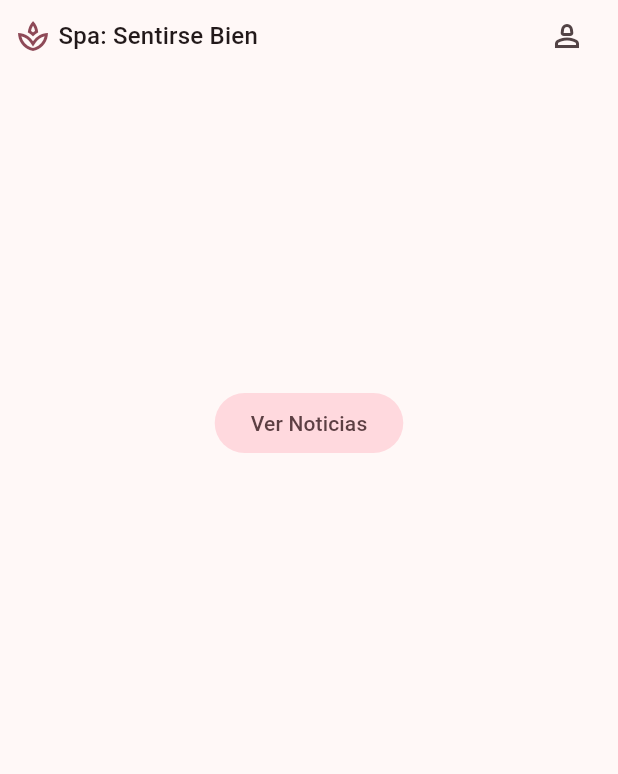
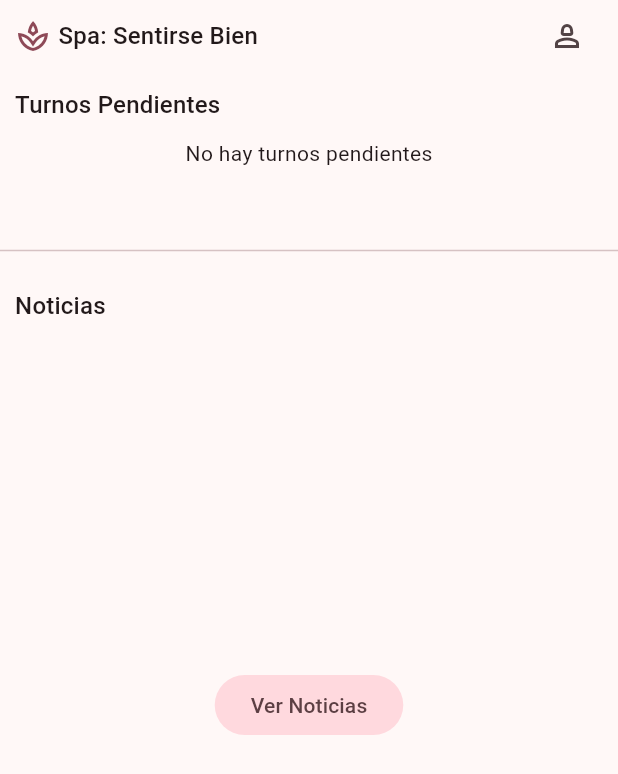
Before and after one commit to Valen-Rossi/spa_app, a Flutter app: the screen it shows after launch, on a phone screen of 412 x 824 dp. Shown: the top 774 px of the screen. Run offline on Flutter 3.47's test engine with Material 3 defaults, Android fonts, the phone set to English and light mode, and no system bars; drawn by our look-alikes of card_swiper; our stand-ins replace animate_do, cloud_firestore, firebase_core, flutter_riverpod, go_router; accounts and stored records are empty.

Commit message:
appointments agregado

```diff
--- a/lib/domain/entities/appointment.dart
+++ b/lib/domain/entities/appointment.dart
@@ -1,21 +1,25 @@
-
+import 'entities.dart';
 
 class Appointment {
-  final int id;
-  final int clientId;
-  final int staffId;
-  final int serviceId;
-  final DateTime appointmentDate;
-  final String status; // "pending", "confirmed", "cancelled"
-  final String? comments; // Comentarios adicionales opcionales
+  final String id;
+  final Client client;
+  final double totalCost;
+  final String status;
+  final DateTime date;
+  final DateTime paymentDate;
+  final String time;
+  final String paymentMethod;
+  final List<Service> services;
 
   Appointment({
     required this.id,
-    required this.clientId,
-    required this.staffId,
-    required this.serviceId,
-    required this.appointmentDate,
+    required this.client,
+    required this.totalCost,
     required this.status,
-    this.comments,
+    required this.date,
+    required this.paymentDate,
+    required this.time,
+    required this.paymentMethod,
+    required this.services,
   });
 }
--- a/lib/domain/entities/client.dart
+++ b/lib/domain/entities/client.dart
@@ -1,24 +1,26 @@
-import 'appointment.dart';
-
 
 class Client {
-  final int id;
+  final String id;
   final String name;
   final String email;
-  final String phone;
-  final String address;
-  final String profilePath;
-  final bool isLogged;
-  final List<Appointment> appointments;
+  bool isLogged;
 
   Client({
     required this.id,
     required this.name,
     required this.email,
-    required this.phone,
-    required this.address,
-    required this.profilePath,
-    required this.isLogged,
-    required this.appointments,
+    this.isLogged=false,
   });
+
+  factory Client.fromJson(Map<String, dynamic> json) => Client(
+    email: json['email'] ?? '',
+    name: json['nombreCompleto'] ?? '',
+    id: json['uid'] ?? '',
+  );
+
+  Map<String, dynamic> toJson() => {
+    'uid': id,
+    'email': email,
+    'nombreCompleto': name,
+  };
 }
--- a/lib/domain/entities/servicie.dart
+++ b/lib/domain/entities/servicie.dart
@@ -1,22 +1,31 @@
-import 'appointment.dart';
+import 'entities.dart';
 
 
 class Service {
-  final int id;
+  final bool isSelected;
   final String name;
-  final String description;
-  final int duration; // En minutos
   final double price;
-  final String category;
-  final List<Appointment> appointments;
+  final Professional professional;
 
   Service({
-    required this.id,
+    required this.isSelected,
     required this.name,
-    required this.description,
-    required this.duration,
     required this.price,
-    required this.category,
-    required this.appointments,
+    required this.professional,
   });
+
+  factory Service.fromJson(Map<String, dynamic> json) => Service(
+    isSelected: json['isSelected'] ?? false,
+    name: json['nombre'] ?? '',
+    price: double.parse(json['precio'].toString() ?? "0"),
+    professional: Professional.fromJson(json['profesional']),
+  );
+
+  Map<String, dynamic> toJson() => {
+    'isSelected': isSelected,
+    'nombre': name,
+    'precio': price,
+    'profesional': professional.toJson(),
+  };
+
 }
--- a/lib/infrastructure/datasources/news_firebase_datasource.dart
+++ b/lib/infrastructure/datasources/news_firebase_datasource.dart
@@ -1,8 +1,8 @@
 import 'package:cloud_firestore/cloud_firestore.dart';
 import 'package:spa_app/domain/datasources/news_datasource.dart';
 import 'package:spa_app/domain/entities/news.dart';
-import 'package:spa_app/infrastructure/models/firebase/news_firebase.dart';
-import 'package:spa_app/infrastructure/mappers/news_mapper.dart'; // Importa el mapper
+import 'package:spa_app/infrastructure/mappers/news_mapper.dart';
+import 'package:spa_app/infrastructure/models/firebase/news_firebase.dart'; // Importa el mapper
 
 class NewsFirebaseDatasource extends INewsDatasource {
   final FirebaseFirestore db = FirebaseFirestore.instance;
--- /dev/null
+++ b/lib/presentation/providers/appointments/appointments_providers.dart
@@ -0,0 +1,33 @@
+
+import 'package:flutter_riverpod/flutter_riverpod.dart';
+import 'package:spa_app/domain/entities/entities.dart';
+import 'package:spa_app/presentation/providers/appointments/appointments_repository_provider.dart';
+
+final clientAppointmentsProvider = StateNotifierProvider<AppointmentsNotifier, List<Appointment>>((ref) {
+
+  final getAppointments= ref.watch(appointmentsRepositoryProvider).getClientAppointments;
+
+  return AppointmentsNotifier(
+    getAppointments: getAppointments
+    );
+});
+
+typedef GetAppointmentsCallBack = Future<List<Appointment>> Function(String clientId);
+
+class AppointmentsNotifier extends StateNotifier<List<Appointment>>{
+
+  GetAppointmentsCallBack getAppointments;
+
+  AppointmentsNotifier({
+    required this.getAppointments,
+  }): super([]);
+
+  Future<void> loadAppointments() async{
+
+    // if (state[clientId] != null) return;
+
+    final List<Appointment> appointments = await getAppointments("8IA5p6gmdhVGeDVGmLj4I6IeNz33");
+
+    state = [...state, ...appointments];
+  }
+}
--- a/lib/presentation/screens/clients/home_screen.dart
+++ b/lib/presentation/screens/clients/home_screen.dart
@@ -1,10 +1,12 @@
+import 'package:flutter/gestures.dart';
 import 'package:flutter/material.dart';
 import 'package:flutter_riverpod/flutter_riverpod.dart';
+import 'package:spa_app/domain/entities/appointment.dart';
+import 'package:spa_app/presentation/providers/appointments/appointments_providers.dart';
 import 'package:spa_app/presentation/providers/news/news_providers.dart';
 import 'package:spa_app/presentation/widgets/widgets.dart';
 
 class HomeScreen extends StatelessWidget {
-
   static const name = 'home-screen';
 
   const HomeScreen({super.key});
@@ -12,9 +14,6 @@ class HomeScreen extends StatelessWidget {
   @override
   Widget build(BuildContext context) {
     return const Scaffold(
-      //  appBar: AppBar(
-      //      title: const Text('HomeTitle'),
-      //  ),
       body: _HomeView(),
     );
   }
@@ -28,31 +27,59 @@ class _HomeView extends ConsumerStatefulWidget {
 }
 
 class _HomeViewState extends ConsumerState<_HomeView> {
-
   @override
   void initState() {
     super.initState();
 
     ref.read(recentNewsProvider.notifier).loadNextPage();
+    ref.read(clientAppointmentsProvider.notifier).loadAppointments();
   }
 
   @override
   Widget build(BuildContext context) {
 
+    final textStyles = Theme.of(context).textTheme;
+
     final recentNews = ref.watch(recentNewsProvider);
+    final clientAppointments = ref.watch(clientAppointmentsProvider);
+    final List<Appointment> upComingAppointments= [];
+
+    clientAppointments.forEach((element) {
+      if (element.date.isBefore(DateTime.now())) {
+        upComingAppointments.add(element);
+      }
+    });
+
 
     return Column(
       children: [
+        const CustomAppbar(),
 
-        const CustomAppbar(),
+        Container(
+          width: double.infinity,
+          margin: const EdgeInsets.all(10),
+          child: Text("Turnos Pendientes",textAlign: TextAlign.start, style: textStyles.titleMedium,),
+        ),
+
+        AppointmentsListView(upComingAppointments: upComingAppointments),
+
+        const Divider(
+          height: 50,
+        ),
+
+        Container(
+          width: double.infinity,
+          margin: const EdgeInsets.only(left: 10, bottom: 20),
+          child: Text("Noticias",textAlign: TextAlign.start, style: textStyles.titleMedium,),
+        ),
+
 
         NewsSlideshow(recentNews: recentNews),
 
         FilledButton.tonal(
           onPressed: () {},
-          child: const Text("Ver Noticias")
-        )
-
+          child: const Text("Ver Noticias"),
+        ),
       ],
     );
   }
--- /dev/null
+++ b/lib/presentation/widgets/appointments/appointments_listview.dart
@@ -0,0 +1,37 @@
+import 'package:flutter/material.dart';
+import 'package:intl/intl.dart';
+import 'package:spa_app/domain/entities/appointment.dart';
+
+class AppointmentsListView extends StatelessWidget {
+
+  final List<Appointment> upComingAppointments;
+
+  const AppointmentsListView({
+    super.key,
+    required this.upComingAppointments
+  });
+
+  @override
+  Widget build(BuildContext context) {
+    return SizedBox(
+          height: upComingAppointments.isEmpty ?50 :200,
+          child: upComingAppointments.isEmpty
+          ? const Text("No hay turnos pendientes")
+          :ListView.builder(
+            padding: EdgeInsets.zero,
+            itemCount: upComingAppointments.length,
+            itemBuilder: (context, index) {
+
+              final upComingAppointment = upComingAppointments[index];
+              final formattedDate = DateFormat('dd/MM/yyyy').format(upComingAppointment.date);
+
+              // Solo mostrar turnos pendientes (futuros)
+                return ListTile(
+                  title: Text("Fecha: $formattedDate"),
+                );
+
+            },
+          ),
+        );
+  }
+}
--- a/lib/presentation/widgets/news/news_slideshow.dart
+++ b/lib/presentation/widgets/news/news_slideshow.dart
@@ -14,6 +14,9 @@ class NewsSlideshow extends StatelessWidget {
 
   @override
   Widget build(BuildContext context) {
+
+    final colors = Theme.of(context).colorScheme;
+
     return SizedBox(
       height: 210,
       width: double.infinity,
@@ -21,6 +24,13 @@ class NewsSlideshow extends StatelessWidget {
         viewportFraction: 0.8,
         scale: 0.9,
         autoplay: true,
+        pagination: SwiperPagination(
+          margin: const EdgeInsets.only(top: 0),
+          builder: DotSwiperPaginationBuilder(
+            activeColor: colors.primary,
+            color: colors.secondary,
+          ),
+        ),
         itemCount: recentNews.length,
         itemBuilder: (context, index) => _Slide(news: recentNews[index]),
       ),
@@ -56,6 +66,7 @@ class _Slide extends StatelessWidget {
         decoration: decoration,
         child: ClipRRect(
           borderRadius: BorderRadius.circular(20),
+          child: FadeIn(
             child: Stack(
               fit: StackFit.expand,
               children: [
@@ -86,6 +97,7 @@ class _Slide extends StatelessWidget {
             ),
           ),
         ),
+      ),
     );
   }
 }
--- a/lib/presentation/widgets/widgets.dart
+++ b/lib/presentation/widgets/widgets.dart
@@ -1,2 +1,3 @@
 export 'shared/custom_appbar.dart';
 export 'news/news_slideshow.dart';
+export 'appointments/appointments_listview.dart';
--- a/pubspec.yaml
+++ b/pubspec.yaml
@@ -15,6 +15,7 @@ dependencies:
     sdk: flutter
   flutter_riverpod: ^2.6.1
   go_router: ^14.3.0
+  intl: ^0.19.0
 
 dev_dependencies:
   change_app_package_name: ^1.4.0
```
Also changed, not shown: lib/domain/datasources/appointments_datasource.dart (added, +8 -0 lines), lib/domain/entities/entities.dart (added, +7 -0 lines), lib/domain/entities/professional.dart (added, +21 -0 lines), lib/domain/entities/staff.dart (deleted, +0 -24 lines), lib/domain/repositories/appointments_repository.dart (added, +8 -0 lines), lib/infrastructure/datasources/appointments_firebase_datasource.dart (added, +30 -0 lines), lib/infrastructure/mappers/appointment_mapper.dart (added, +16 -0 lines), lib/infrastructure/models/firebase/appointment_firebase.dart (added, +57 -0 lines), lib/infrastructure/repositories/appointments_repository_impl.dart (added, +17 -0 lines), lib/presentation/providers/appointments/appointments_repository_provider.dart (added, +9 -0 lines), pubspec.lock. Lines whose indentation alone changed are shown as unchanged.
